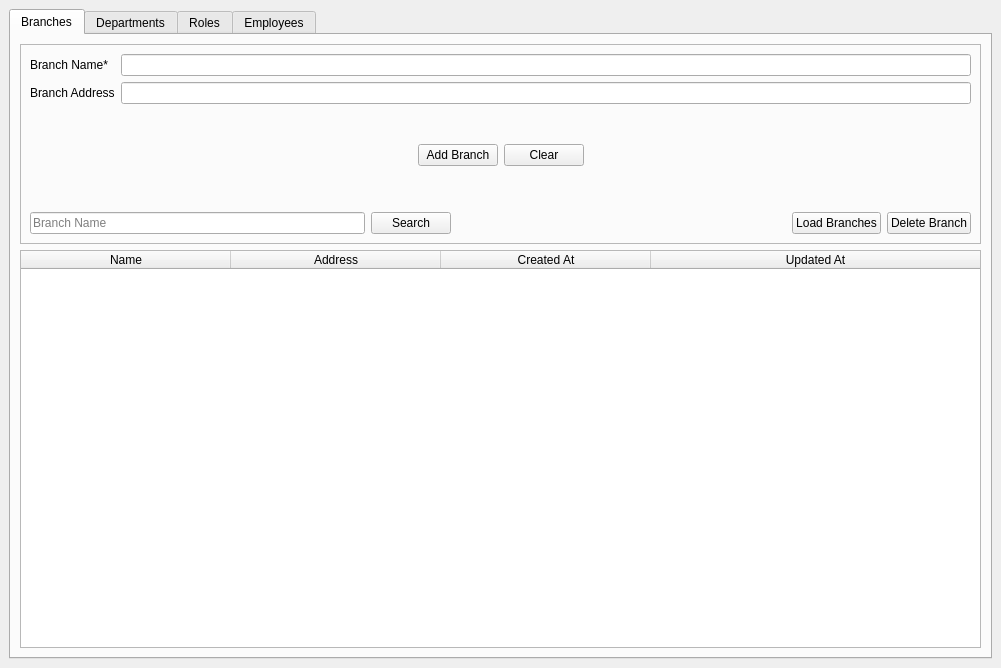
Before: the Qt Designer form ui/mainwindow.ui in isaacbekoe/kuzzy-noble-app, drawn with Qt 5.
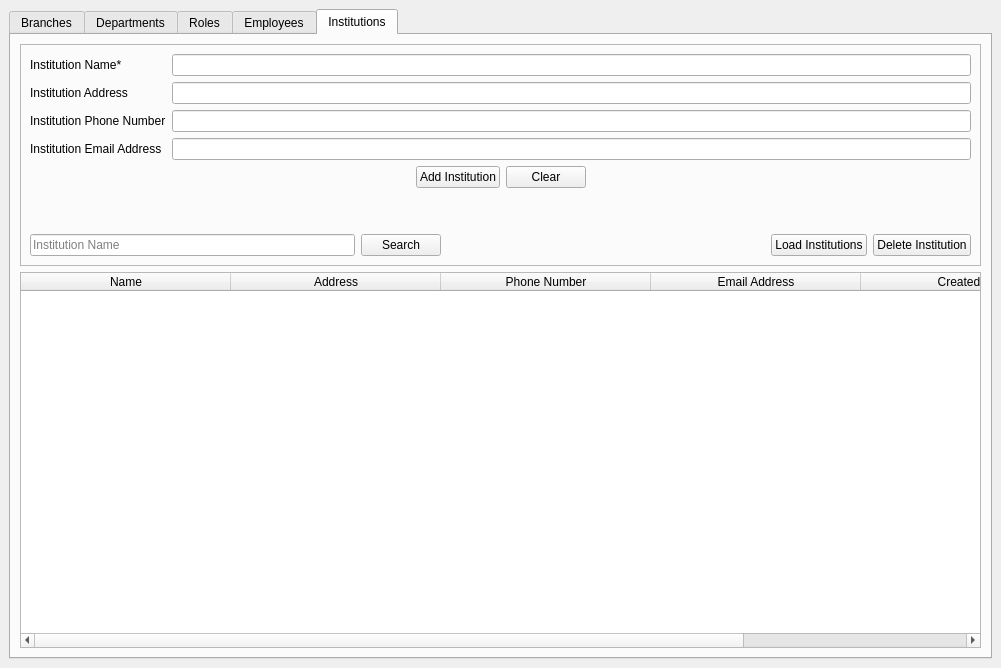
After: the same form once the commit is applied. The open tabs and pages were chosen to show the change.

Commit message: Add institutions and update others

```diff
--- a/ui/mainwindow.ui
+++ b/ui/mainwindow.ui
@@ -1084,6 +1084,247 @@
         </item>
        </layout>
       </widget>
+      <widget class="QWidget" name="tab_5">
+       <attribute name="title">
+        <string>Institutions</string>
+       </attribute>
+       <layout class="QGridLayout" name="gridLayout_11">
+        <item row="0" column="0">
+         <widget class="QFrame" name="frame_4">
+          <property name="minimumSize">
+           <size>
+            <width>0</width>
+            <height>200</height>
+           </size>
+          </property>
+          <property name="frameShape">
+           <enum>QFrame::StyledPanel</enum>
+          </property>
+          <property name="frameShadow">
+           <enum>QFrame::Raised</enum>
+          </property>
+          <layout class="QGridLayout" name="gridLayout_10">
+           <item row="0" column="0">
+            <layout class="QFormLayout" name="formLayout_5">
+             <item row="0" column="0">
+              <widget class="QLabel" name="institutionNameLabel">
+               <property name="text">
+                <string>Institution Name*</string>
+               </property>
+              </widget>
+             </item>
+             <item row="0" column="1">
+              <widget class="QLineEdit" name="institutionNameLineEdit"/>
+             </item>
+             <item row="1" column="0">
+              <widget class="QLabel" name="institutionAddressLabel">
+               <property name="text">
+                <string>Institution Address</string>
+               </property>
+              </widget>
+             </item>
+             <item row="1" column="1">
+              <widget class="QLineEdit" name="institutionAddressLineEdit"/>
+             </item>
+             <item row="2" column="0">
+              <widget class="QLabel" name="institutionPhoneNumberLabel">
+               <property name="text">
+                <string>Institution Phone Number</string>
+               </property>
+              </widget>
+             </item>
+             <item row="2" column="1">
+              <widget class="QLineEdit" name="institutionPhoneNumberLineEdit"/>
+             </item>
+             <item row="3" column="0">
+              <widget class="QLabel" name="institutionEmailAddressLabel">
+               <property name="text">
+                <string>Institution Email Address</string>
+               </property>
+              </widget>
+             </item>
+             <item row="3" column="1">
+              <widget class="QLineEdit" name="institutionEmailAddressLineEdit"/>
+             </item>
+            </layout>
+           </item>
+           <item row="4" column="0">
+            <layout class="QHBoxLayout" name="horizontalLayout_9">
+             <item>
+              <widget class="QLineEdit" name="searchInstitutionLineEdit">
+               <property name="inputMask">
+                <string/>
+               </property>
+               <property name="text">
+                <string/>
+               </property>
+               <property name="placeholderText">
+                <string>Institution Name</string>
+               </property>
+              </widget>
+             </item>
+             <item>
+              <widget class="QPushButton" name="searchInstitutionButton">
+               <property name="text">
+                <string>Search</string>
+               </property>
+              </widget>
+             </item>
+             <item>
+              <spacer name="horizontalSpacer_13">
+               <property name="orientation">
+                <enum>Qt::Horizontal</enum>
+               </property>
+               <property name="sizeHint" stdset="0">
+                <size>
+                 <width>40</width>
+                 <height>20</height>
+                </size>
+               </property>
+              </spacer>
+             </item>
+             <item>
+              <widget class="QPushButton" name="loadInstitutionsButton">
+               <property name="text">
+                <string>Load Institutions</string>
+               </property>
+              </widget>
+             </item>
+             <item>
+              <widget class="QPushButton" name="deleteInstitutionButton">
+               <property name="text">
+                <string>Delete Institution</string>
+               </property>
+              </widget>
+             </item>
+            </layout>
+           </item>
+           <item row="1" column="0">
+            <layout class="QHBoxLayout" name="horizontalLayout_10">
+             <item>
+              <spacer name="horizontalSpacer_14">
+               <property name="orientation">
+                <enum>Qt::Horizontal</enum>
+               </property>
+               <property name="sizeHint" stdset="0">
+                <size>
+                 <width>40</width>
+                 <height>20</height>
+                </size>
+               </property>
+              </spacer>
+             </item>
+             <item>
+              <widget class="QPushButton" name="addInstitutionButton">
+               <property name="text">
+                <string>Add Institution</string>
+               </property>
+              </widget>
+             </item>
+             <item>
+              <widget class="QPushButton" name="resetInstitutionFormButton">
+               <property name="text">
+                <string>Clear</string>
+               </property>
+              </widget>
+             </item>
+             <item>
+              <spacer name="horizontalSpacer_15">
+               <property name="orientation">
+                <enum>Qt::Horizontal</enum>
+               </property>
+               <property name="sizeHint" stdset="0">
+                <size>
+                 <width>40</width>
+                 <height>20</height>
+                </size>
+               </property>
+              </spacer>
+             </item>
+            </layout>
+           </item>
+           <item row="2" column="0">
+            <spacer name="verticalSpacer_5">
+             <property name="orientation">
+              <enum>Qt::Vertical</enum>
+             </property>
+             <property name="sizeType">
+              <enum>QSizePolicy::Minimum</enum>
+             </property>
+             <property name="sizeHint" stdset="0">
+              <size>
+               <width>20</width>
+               <height>40</height>
+              </size>
+             </property>
+            </spacer>
+           </item>
+          </layout>
+         </widget>
+        </item>
+        <item row="1" column="0">
+         <widget class="QTableWidget" name="institutionsTableWidget">
+          <property name="alternatingRowColors">
+           <bool>true</bool>
+          </property>
+          <property name="selectionMode">
+           <enum>QAbstractItemView::SingleSelection</enum>
+          </property>
+          <property name="selectionBehavior">
+           <enum>QAbstractItemView::SelectRows</enum>
+          </property>
+          <property name="verticalScrollMode">
+           <enum>QAbstractItemView::ScrollPerPixel</enum>
+          </property>
+          <property name="horizontalScrollMode">
+           <enum>QAbstractItemView::ScrollPerPixel</enum>
+          </property>
+          <property name="columnCount">
+           <number>6</number>
+          </property>
+          <attribute name="horizontalHeaderDefaultSectionSize">
+           <number>210</number>
+          </attribute>
+          <attribute name="horizontalHeaderStretchLastSection">
+           <bool>true</bool>
+          </attribute>
+          <attribute name="verticalHeaderStretchLastSection">
+           <bool>false</bool>
+          </attribute>
+          <column>
+           <property name="text">
+            <string>Name</string>
+           </property>
+          </column>
+          <column>
+           <property name="text">
+            <string>Address</string>
+           </property>
+          </column>
+          <column>
+           <property name="text">
+            <string>Phone Number</string>
+           </property>
+          </column>
+          <column>
+           <property name="text">
+            <string>Email Address</string>
+           </property>
+          </column>
+          <column>
+           <property name="text">
+            <string>Created At</string>
+           </property>
+          </column>
+          <column>
+           <property name="text">
+            <string>Updated At</string>
+           </property>
+          </column>
+         </widget>
+        </item>
+       </layout>
+      </widget>
      </widget>
     </item>
    </layout>
```
The commit also changes 30 other files.
